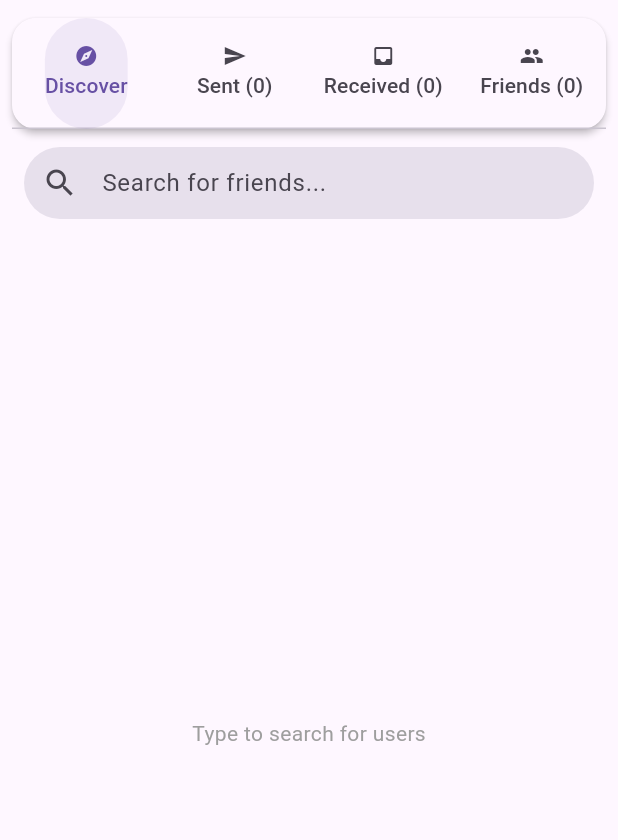
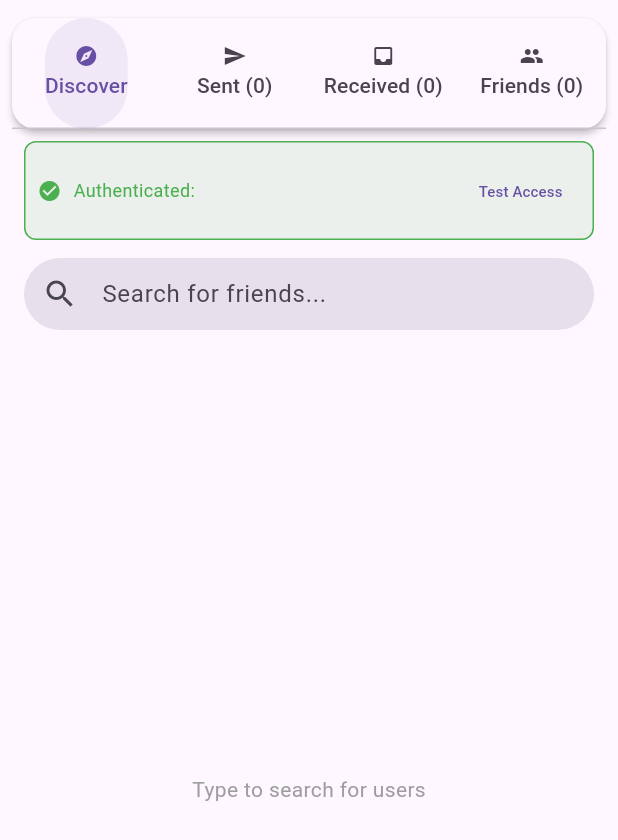
Before and after one commit to 12kishansingh/tunesync., a Flutter app: the ConnectPage widget shown alone on an empty page, opened directly, on a phone screen of 412 x 824 dp. Shown: the top 840 px of the screen. Run offline on Flutter 3.47's test engine with Material 3 defaults, Android fonts, the phone set to English and light mode, and no system bars; our stand-ins replace cloud_firestore, firebase_auth, firebase_core, gap, google_sign_in, just_audio and 1 more; missing offline and left inert: youtube_explode_dart; accounts and stored records are empty; network calls fail.

Commit message:
updated screenshots

```diff
--- a/lib/pages/connect.dart
+++ b/lib/pages/connect.dart
@@ -4,6 +4,8 @@ import 'package:tunesync/model/user.dart';
 import 'package:tunesync/services/friend_service.dart';
 import 'package:cloud_firestore/cloud_firestore.dart';
 import 'package:firebase_auth/firebase_auth.dart' as fb_auth;
+import 'dart:async';
+
 // The ConnectPage widget lets users find, send, and respond to friend requests.
 class ConnectPage extends StatefulWidget {
   @override
@@ -27,17 +29,30 @@ class _ConnectPageState extends State<ConnectPage> with TickerProviderStateMixin
   List<User> _searchResults = [];
   bool _isSearching = false;
   String _searchText = '';
+  Timer? _debounceTimer;
 
   @override
   void initState() {
     super.initState();
     _tabController = TabController(length: 4, vsync: this);
+    _checkAuthStatus();
+  }
+
+  void _checkAuthStatus() {
+    final currentUser = _auth.currentUser;
+    if (currentUser != null) {
+      print('User is authenticated: ${currentUser.uid}');
+      print('User email: ${currentUser.email}');
+    } else {
+      print('User is NOT authenticated');
+    }
   }
 
   @override
   void dispose() {
     _tabController.dispose();
     _searchController.dispose();
+    _debounceTimer?.cancel();
     super.dispose();
   }
 
@@ -72,6 +87,53 @@ class _ConnectPageState extends State<ConnectPage> with TickerProviderStateMixin
         backgroundColor: Colors.orange,
       ),
     );
+  }
+
+  Future<void> _performSearch(String query) async {
+    if (query.trim().isEmpty) {
+      setState(() {
+        _searchResults = [];
+        _isSearching = false;
+      });
+      return;
+    }
+
+    setState(() {
+      _isSearching = true;
+    });
+
+    // Record start time for minimum loading duration
+    final startTime = DateTime.now();
+
+    try {
+      final results = await _friendService.searchUsers(query);
+
+      // Ensure minimum loading time of 300ms for better UX
+      final elapsed = DateTime.now().difference(startTime);
+      if (elapsed.inMilliseconds < 300) {
+        await Future.delayed(Duration(milliseconds: 300 - elapsed.inMilliseconds));
+      }
+
+      if (mounted) {
+        setState(() {
+          _searchResults = results;
+          _isSearching = false;
+        });
+      }
+    } catch (e) {
+      if (mounted) {
+        setState(() {
+          _searchResults = [];
+          _isSearching = false;
+        });
+        ScaffoldMessenger.of(context).showSnackBar(
+          SnackBar(
+            content: Text('Error searching users: $e'),
+            backgroundColor: Colors.red,
+          ),
+        );
+      }
+    }
   }
 
   @override
@@ -150,6 +212,53 @@ class _ConnectPageState extends State<ConnectPage> with TickerProviderStateMixin
   Widget _buildDiscoverTab(List<User> users) {
     return Column(
       children: [
+        // Authentication status indicator
+        Container(
+          padding: const EdgeInsets.all(8),
+          margin: const EdgeInsets.symmetric(horizontal: 16, vertical: 4),
+          decoration: BoxDecoration(
+            color: _auth.currentUser != null ? Colors.green.withOpacity(0.1) : Colors.red.withOpacity(0.1),
+            borderRadius: BorderRadius.circular(8),
+            border: Border.all(
+              color: _auth.currentUser != null ? Colors.green : Colors.red,
+              width: 1,
+            ),
+          ),
+          child: Row(
+            children: [
+              Icon(
+                _auth.currentUser != null ? Icons.check_circle : Icons.error,
+                color: _auth.currentUser != null ? Colors.green : Colors.red,
+                size: 16,
+              ),
+              SizedBox(width: 8),
+              Expanded(
+                child: Text(
+                  _auth.currentUser != null
+                    ? 'Authenticated: ${_auth.currentUser!.email}'
+                    : 'Not authenticated',
+                  style: TextStyle(
+                    fontSize: 12,
+                    color: _auth.currentUser != null ? Colors.green : Colors.red,
+                  ),
+                ),
+              ),
+              if (_auth.currentUser != null)
+                TextButton(
+                  onPressed: () async {
+                    final success = await _friendService.testFirestoreAccess();
+                    ScaffoldMessenger.of(context).showSnackBar(
+                      SnackBar(
+                        content: Text(success ? 'Firestore access test passed!' : 'Firestore access test failed!'),
+                        backgroundColor: success ? Colors.green : Colors.red,
+                      ),
+                    );
+                  },
+                  child: Text('Test Access', style: TextStyle(fontSize: 10)),
+                ),
+            ],
+          ),
+        ),
         Padding(
           padding: const EdgeInsets.fromLTRB(16, 8, 16, 8),
           child: TextField(
@@ -166,29 +275,44 @@ class _ConnectPageState extends State<ConnectPage> with TickerProviderStateMixin
               contentPadding: EdgeInsets.symmetric(vertical: 0, horizontal: 20),
             ),
             style: Theme.of(context).textTheme.bodyLarge,
-            onChanged: (value) async {
+            onChanged: (value) {
               setState(() {
                 _searchText = value;
-                _isSearching = true;
               });
-              if (value.trim().isEmpty) {
-                setState(() {
-                  _searchResults = [];
-                  _isSearching = false;
-                });
-                return;
-              }
-              final results = await _friendService.searchUsers(value);
-              setState(() {
-                _searchResults = results;
-                _isSearching = false;
+
+              // Cancel previous timer
+              _debounceTimer?.cancel();
+
+              // Set a new timer for debouncing
+              _debounceTimer = Timer(const Duration(milliseconds: 500), () {
+                _performSearch(value);
               });
             },
           ),
         ),
         Expanded(
           child: _isSearching
-              ? Center(child: CircularProgressIndicator())
+              ? Center(
+                  child: Column(
+                    mainAxisAlignment: MainAxisAlignment.center,
+                    children: [
+                      CircularProgressIndicator(
+                        strokeWidth: 3,
+                        valueColor: AlwaysStoppedAnimation<Color>(
+                          Theme.of(context).colorScheme.primary,
+                        ),
+                      ),
+                      SizedBox(height: 16),
+                      Text(
+                        'Searching for users...',
+                        style: TextStyle(
+                          color: Colors.grey[600],
+                          fontSize: 16,
+                        ),
+                      ),
+                    ],
+                  ),
+                )
               : _searchText.isEmpty
                   ? Center(child: Text('Type to search for users', style: TextStyle(color: Colors.grey)))
                   : _searchResults.isEmpty
--- a/pubspec.yaml
+++ b/pubspec.yaml
@@ -74,6 +74,11 @@ flutter:
     - lib/assets/pic1.png
     - lib/assets/pic2.png
     - lib/assets/pic3.png
+    - lib/assets/homepage.png
+    - lib/assets/musicplay.png
+    - lib/assets/connectpage.png
+    - lib/assets/profilepage.png
+    - lib/assets/searchpage.png
 
   #   - images/a_dot_ham.jpeg
 
```
Also changed, not shown: firestore.indexes.json (added, +33 -0 lines), lib/services/friend_service.dart (+66 -6 lines), firebase.json, lib/assets/connectpage.png (added), lib/assets/homepage.png (added), lib/assets/musicplay.png (added), lib/assets/profilepage.png (added), lib/assets/searchpage.png (added), 3 other files.
